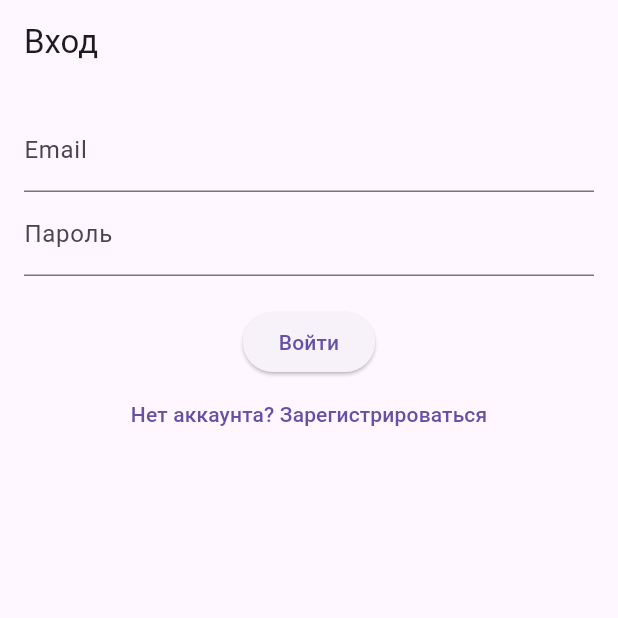
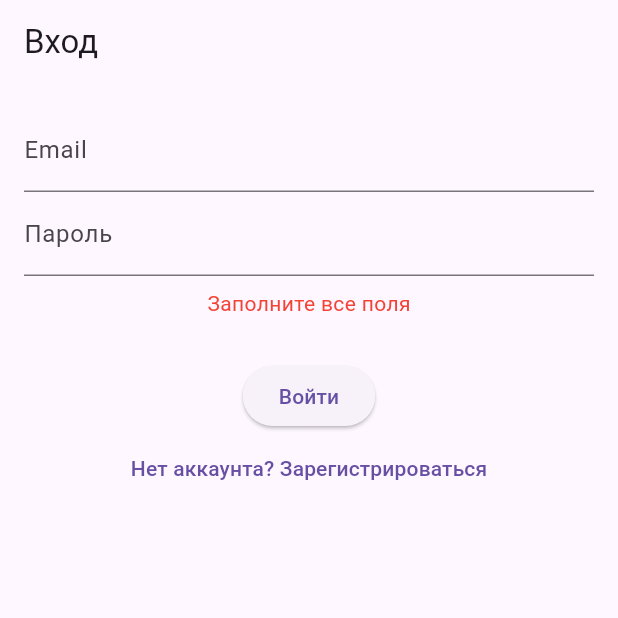
Before and after one commit to Vinillian/task_tracker, a Flutter app: the screen it shows after launch, after a tap on "Войти", on a phone screen of 412 x 824 dp, the top half of it. Run offline on Flutter 3.47's test engine with Material 3 defaults, Android fonts, the phone set to English and light mode, and no system bars; our stand-ins replace cloud_firestore, firebase_auth, firebase_core; accounts and stored records are empty.

Commit message:
feat: implement username system for users
- Extend user model with username and email fields
- Enhance registration form with username input
- Display username instead of email in UI components
- Maintain backward compatibility with existing users
- Update all references from name to username in codebase

```diff
--- a/lib/models/app_user.dart
+++ b/lib/models/app_user.dart
@@ -2,12 +2,14 @@ import 'project.dart';
 import 'progress_history.dart';
 
 class AppUser {
-  String name;
+  String username;  // ← изменено с name на username
+  String email;     // ← новое поле
   List<Project> projects;
   List<dynamic> progressHistory;
 
   AppUser({
-    required this.name,
+    required this.username,  // ← изменено
+    required this.email,     // ← добавлено
     required this.projects,
     required this.progressHistory,
   });
@@ -15,14 +17,14 @@ class AppUser {
   Map<String, dynamic> toFirestore() {
     final migratedHistory = progressHistory.map((item) {
       if (item is ProgressHistory) {
-        print('Мигрируем ProgressHistory в Map');
         return item.toFirestore();
       }
       return item;
     }).toList();
 
     return {
-      'name': name,
+      'username': username,  // ← изменено
+      'email': email,        // ← добавлено
       'projects': projects.map((p) => p.toFirestore()).toList(),
       'progressHistory': migratedHistory,
     };
@@ -30,7 +32,8 @@ class AppUser {
 
   static AppUser fromFirestore(Map<String, dynamic> data) {
     return AppUser(
-      name: data['name'] ?? '',
+      username: data['username'] ?? '',  // ← изменено
+      email: data['email'] ?? '',        // ← добавлено
       projects: (data['projects'] as List<dynamic>?)
           ?.map((p) => Project.fromFirestore(Map<String, dynamic>.from(p)))
           .toList() ?? [],
@@ -38,5 +41,10 @@ class AppUser {
     );
   }
 
-  static AppUser empty() => AppUser(name: '', projects: [], progressHistory: []);
+  static AppUser empty() => AppUser(
+      username: '',
+      email: '',
+      projects: [],
+      progressHistory: []
+  );
 }
--- a/lib/screens/auth_screen.dart
+++ b/lib/screens/auth_screen.dart
@@ -2,7 +2,10 @@ import 'package:flutter/material.dart';
 import 'package:firebase_auth/firebase_auth.dart';
 import '../services/auth_service.dart';
 import 'package:provider/provider.dart';
+import '../services/firestore_service.dart'; // ← ДОБАВИТЬ
+import '../models/app_user.dart'; // ← ДОБАВИТЬ
 
+// Добавьте этот класс ПЕРЕД _AuthScreenState
 class AuthScreen extends StatefulWidget {
   const AuthScreen({super.key});
 
@@ -11,26 +14,68 @@ class AuthScreen extends StatefulWidget {
 }
 
 class _AuthScreenState extends State<AuthScreen> {
+  final _usernameController = TextEditingController(); // ← новый контроллер
   final _emailController = TextEditingController();
   final _passwordController = TextEditingController();
   bool _isLoading = false;
   bool _isLogin = true;
+  String? _errorMessage;
 
   void _submit() async {
-    setState(() => _isLoading = true);
+    setState(() {
+      _isLoading = true;
+      _errorMessage = null;
+    });
 
-    final email = _emailController.text;
-    final password = _passwordController.text;
-    final authService = Provider.of<AuthService>(context, listen: false);
+    final username = _usernameController.text.trim();
+    final email = _emailController.text.trim();
+    final password = _passwordController.text.trim();
 
-    User? user; // Используем User из Firebase Auth, а не AppUser
-    if (_isLogin) {
-      user = await authService.signIn(email, password); // ← ИСПРАВЛЕНО
-    } else {
-      user = await authService.signUp(email, password); // ← ИСПРАВЛЕНО
+    if ((_isLogin && (email.isEmpty || password.isEmpty)) ||
+        (!_isLogin && (username.isEmpty || email.isEmpty || password.isEmpty))) {
+      setState(() {
+        _isLoading = false;
+        _errorMessage = 'Заполните все поля';
+      });
+      return;
     }
 
-    setState(() => _isLoading = false);
+    final authService = Provider.of<AuthService>(context, listen: false);
+    final firestoreService = Provider.of<FirestoreService>(context, listen: false);
+
+    try {
+      User? user;
+      if (_isLogin) {
+        user = await authService.signIn(email, password);
+      } else {
+        user = await authService.signUp(email, password);
+
+        // Создаем пользователя в Firestore после регистрации
+        if (user != null) {
+          final newUser = AppUser(
+            username: username,
+            email: email,
+            projects: [],
+            progressHistory: [],
+          );
+          await firestoreService.saveUser(newUser, user.uid);
+        }
+      }
+
+      if (user == null) {
+        setState(() {
+          _isLoading = false;
+          _errorMessage = _isLogin
+              ? 'Ошибка входа. Проверьте email и пароль'
+              : 'Ошибка регистрации. Возможно, email уже используется';
+        });
+      }
+    } catch (e) {
+      setState(() {
+        _isLoading = false;
+        _errorMessage = 'Ошибка: ${e.toString()}';
+      });
+    }
   }
 
   @override
@@ -41,6 +86,19 @@ class _AuthScreenState extends State<AuthScreen> {
         padding: const EdgeInsets.all(16.0),
         child: Column(
           children: [
+            // Поле никнейма (только для регистрации)
+            if (!_isLogin) ...[
+              TextField(
+                controller: _usernameController,
+                decoration: const InputDecoration(
+                    labelText: 'Никнейм',
+                    hintText: 'Придумайте уникальное имя'
+                ),
+                maxLength: 20,
+              ),
+              const SizedBox(height: 16),
+            ],
+
             TextField(
               controller: _emailController,
               decoration: const InputDecoration(labelText: 'Email'),
@@ -51,6 +109,16 @@ class _AuthScreenState extends State<AuthScreen> {
               decoration: const InputDecoration(labelText: 'Пароль'),
               obscureText: true,
             ),
+
+            if (_errorMessage != null)
+              Padding(
+                padding: const EdgeInsets.symmetric(vertical: 8.0),
+                child: Text(
+                  _errorMessage!,
+                  style: TextStyle(color: Colors.red, fontSize: 14),
+                ),
+              ),
+
             const SizedBox(height: 20),
             _isLoading
                 ? const CircularProgressIndicator()
@@ -59,7 +127,10 @@ class _AuthScreenState extends State<AuthScreen> {
               child: Text(_isLogin ? 'Войти' : 'Зарегистрироваться'),
             ),
             TextButton(
-              onPressed: () => setState(() => _isLogin = !_isLogin),
+              onPressed: () => setState(() {
+                _isLogin = !_isLogin;
+                _errorMessage = null;
+              }),
               child: Text(_isLogin
                   ? 'Нет аккаунта? Зарегистрироваться'
                   : 'Уже есть аккаунт? Войти'),
--- a/lib/services/firestore_service.dart
+++ b/lib/services/firestore_service.dart
@@ -10,13 +10,14 @@ class FirestoreService {
   Future<void> saveUser(AppUser user, String uid) async {
     try {
       final userData = {
-        'name': user.name,
+        'username': user.username,  // ← ИЗМЕНИТЬ
+        'email': user.email,        // ← ДОБАВИТЬ
         'projects': user.projects.map((p) => p.toFirestore()).toList(),
         'progressHistory': user.progressHistory,
       };
 
       await _usersRef.doc(uid).set(userData, SetOptions(merge: true));
-      print('User ${user.name} saved successfully to Firestore with UID: $uid');
+      print('User ${user.username} saved successfully to Firestore with UID: $uid');  // ← ИЗМЕНИТЬ
     } catch (e) {
       print('Error saving user to Firestore: $e');
       rethrow;
--- a/lib/utils/data_migration.dart
+++ b/lib/utils/data_migration.dart
@@ -18,7 +18,7 @@ class DataMigration {
     }
 
     if (needsMigration) {
-      print('Миграция данных пользователя ${user.name}...');
+      print('Миграция данных пользователя ${user.username}...');
 
       // Просто сохраняем пользователя - toFirestore() сделает миграцию
       await service.saveUser(user, uid);
--- a/lib/widgets/github_calendar.dart
+++ b/lib/widgets/github_calendar.dart
@@ -210,7 +210,7 @@ class GitHubCalendar extends StatelessWidget {
           return const Center(child: Text('Данные пользователя загружаются...'));
         }
 
-        if (user.name.isEmpty) {
+        if (user.username.isEmpty) {  // ← ИЗМЕНИТЬ
           return const Center(child: Text('Пользователь не найден'));
         }
 
@@ -325,7 +325,7 @@ class GitHubCalendar extends StatelessWidget {
   }
   void _checkDataFormat(AppUser user) {
     print('=== ПРОВЕРКА ФОРМАТА ДАННЫХ ===');
-    print('Пользователь: ${user.name}');
+    print('Пользователь: ${user.username}');  // ← ИЗМЕНИТЬ
     print('Записей в истории: ${user.progressHistory.length}');
 
     for (int i = 0; i < user.progressHistory.length; i++) {
```
Also changed, not shown: lib/screens/drawer_screen.dart (+10 -3 lines), lib/screens/task_tracker_screen.dart (+5 -2 lines).
